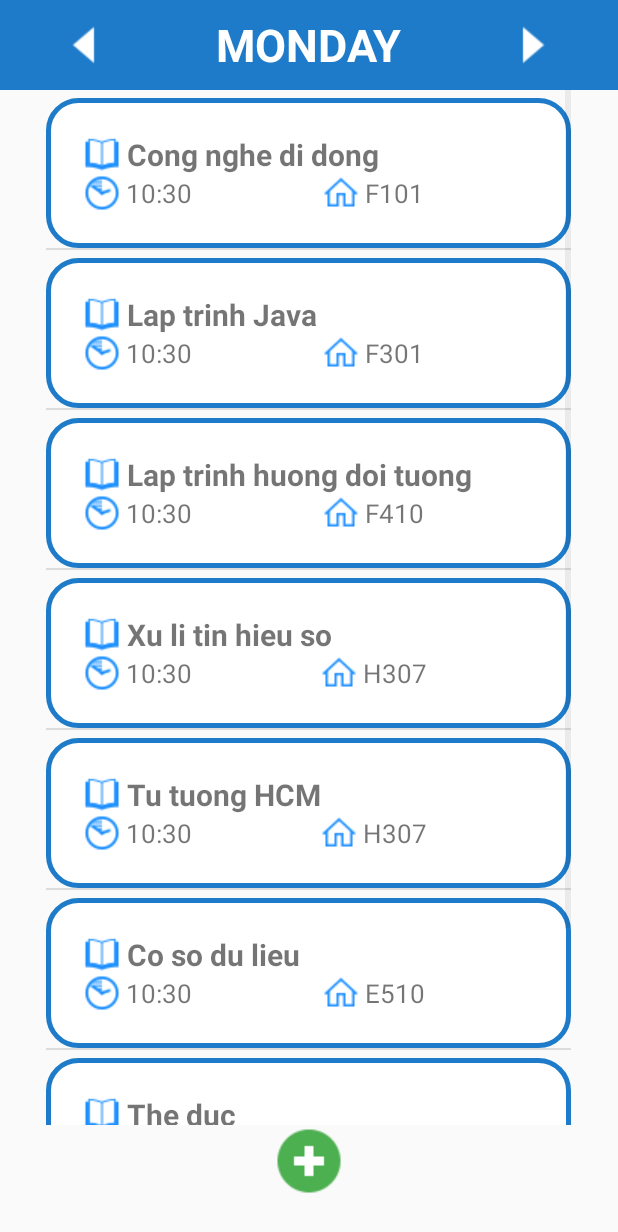
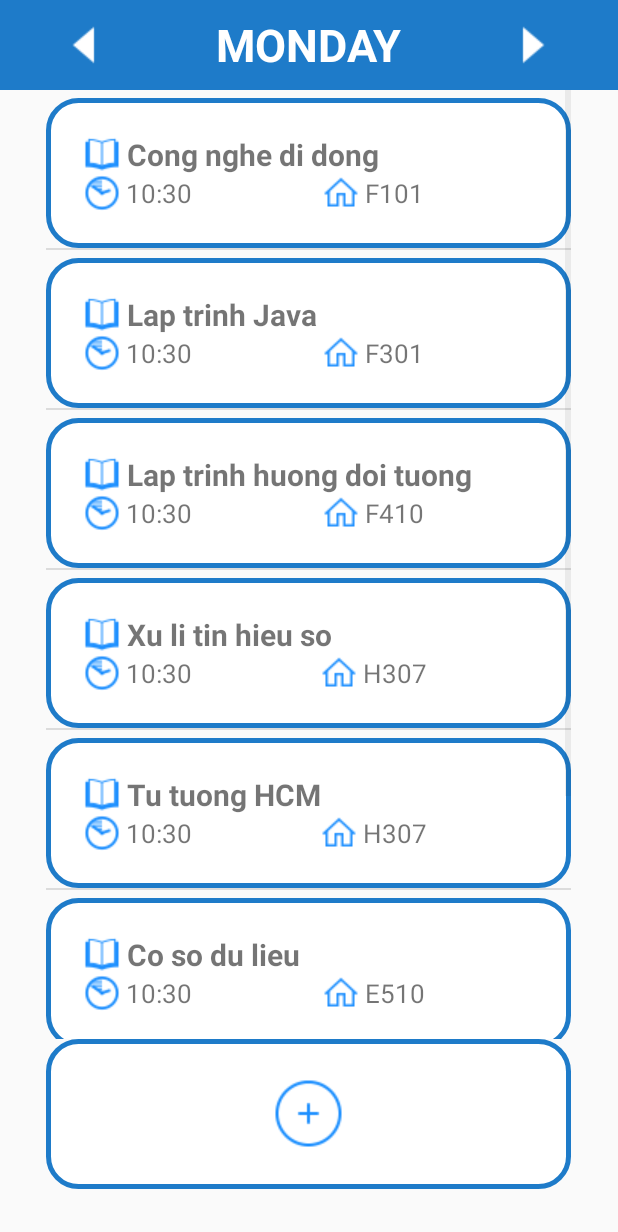
Before and after one commit to rocklee9/QuanLyThoiGianv2, an Android app: the thoi_khoa_bieu screen opened directly, with no data from a screen before it, on a phone screen of 412 x 824 dp. Shown: the top 1232 px of the screen. Run offline under Robolectric (Android 15) with nearby library versions, the phone set to English and light mode, and no system bars.

Commit message:
hoan sửa

```diff
--- a/app/src/main/res/layout/activity_thoi_khoa_bieu.xml
+++ b/app/src/main/res/layout/activity_thoi_khoa_bieu.xml
@@ -47,12 +47,23 @@
         android:layout_weight="0.92">
     </ListView>
 
-    <ImageButton
-        android:id="@+id/btnAdd"
-        android:layout_width="wrap_content"
-        android:layout_height="wrap_content"
-        android:layout_gravity="center"
-        android:background="@drawable/plus_icon"/>
+    <LinearLayout
+        android:orientation="vertical"
+        android:layout_width="350dp"
+        android:layout_height="100dp"
+        android:background="@drawable/vientron"
+        android:layout_gravity="center_horizontal"
+        android:gravity="center_vertical"
+        android:layout_marginBottom="10dp">
+
+        <ImageButton
+            android:id="@+id/btnAdd"
+            android:layout_width="wrap_content"
+            android:layout_height="wrap_content"
+            android:background="@drawable/nomal_add"
+            android:layout_gravity="center"/>
+
+    </LinearLayout>
 
 
 
--- a/app/src/main/res/layout/editscr.xml
+++ b/app/src/main/res/layout/editscr.xml
@@ -31,7 +31,7 @@
                 android:layout_height="wrap_content"
                 android:text=" Môn:"
                 android:textSize="20sp"
-                android:gravity="center|left"
+                android:gravity="center|start"
                 android:drawableLeft="@drawable/mon_hoc" />
 
             <EditText
```
